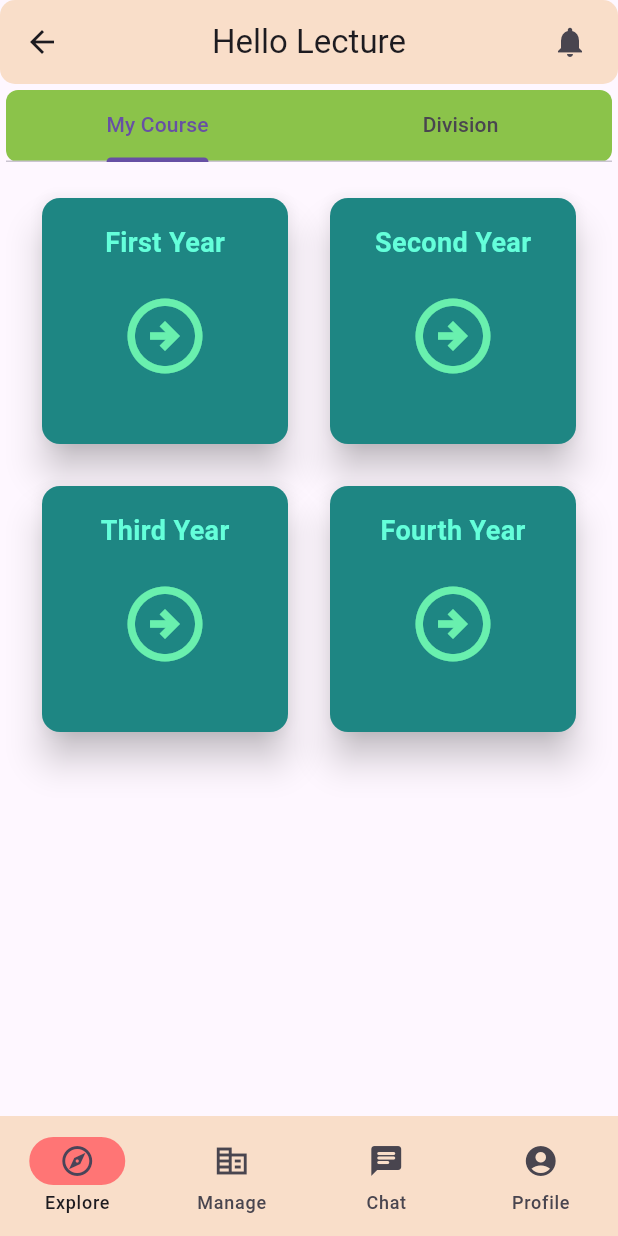
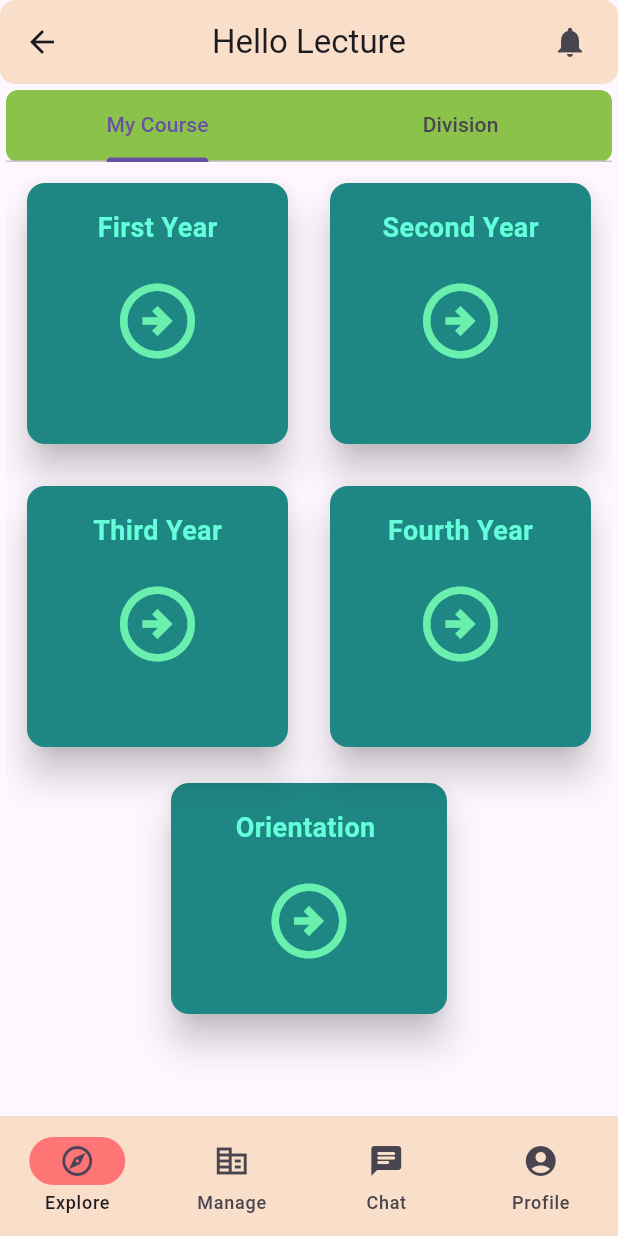
Before and after one commit to 13-Magicians/Class-Buddy, a Flutter app: the LecDash screen opened by its route, on a phone screen of 412 x 824 dp. Run offline on Flutter 3.47's test engine with Material 3 defaults, Android fonts, the phone set to English and light mode, and no system bars; our stand-ins replace cloud_firestore, device_preview, firebase_auth, firebase_core, flutter_markdown, get_storage and 2 more; missing offline and left inert: dart:html, simple_progress_indicators; accounts and stored records are empty; network calls fail.

Commit message:
fix update

```diff
--- a/lib/main.dart
+++ b/lib/main.dart
@@ -7,13 +7,9 @@ import 'package:classbuddy/screens/stu_dash.dart';
 import 'package:firebase_core/firebase_core.dart';
 import 'package:flutter/foundation.dart';
 import 'package:flutter/material.dart';
-
-// import 'dart:async';
 import 'package:device_preview/device_preview.dart';
 import 'package:get_storage/get_storage.dart';
-
 import 'firebase_options.dart';
-// import 'operations/mongodb.dart';
 
 const version = ('1.0.4.6');
 
@@ -22,7 +18,6 @@ Future<void> main() async {
   await Firebase.initializeApp(options: DefaultFirebaseOptions.currentPlatform);
   await GetStorage.init();
 
-  // await MongoDatabase.connect();
   runApp(
     // ClassBuddy(),
     DevicePreview(
--- a/lib/screens/lec_dash.dart
+++ b/lib/screens/lec_dash.dart
@@ -1,4 +1,5 @@
 import 'package:classbuddy/services/auth.dart';
+import 'package:flutter/cupertino.dart';
 import 'package:flutter/material.dart';
 import '../operations/lecture_course.dart';
 import 'lec_dash_component/chat_ai/chatwithai.dart';
@@ -20,7 +21,7 @@ class _LecDashState extends State<LecDash> {
     mangeCourse(),
     Explore_LD(),
     AIChat(),
-    lProfile(),
+    LecturerProfile(),
   ];
 
   // void _onItemTapped(int index) {
@@ -265,23 +266,82 @@ class MenuCardsMC extends StatefulWidget {
 class _MenuCardsMCState extends State<MenuCardsMC> {
   @override
   Widget build(BuildContext context) {
-    return GridView.count(
-      crossAxisCount: 2,
-      padding: EdgeInsets.all(20),
-      crossAxisSpacing: 20,
-      mainAxisSpacing: 20,
-      children: [
-        _buildCard('First Year', 1),
-        _buildCard('Second Year', 2),
-        _buildCard('Third Year', 3),
-        _buildCard('Fourth Year', 4),
-      ],
+    return Padding(
+      padding: const EdgeInsets.all(10.0),
+      child: CustomScrollView(
+        slivers: [
+          SliverGrid(
+            gridDelegate: SliverGridDelegateWithMaxCrossAxisExtent(
+              maxCrossAxisExtent: MediaQuery.of(context).size.width / 2, // Set the max width of a card to half the screen width
+              crossAxisSpacing: 20,
+              mainAxisSpacing: 20,
+              childAspectRatio: 1/1, // Adjust the aspect ratio of the cards as needed
+            ),
+            delegate: SliverChildListDelegate(
+              [
+                _buildCard('First Year', 1),
+                _buildCard('Second Year', 2),
+                _buildCard('Third Year', 3),
+                _buildCard('Fourth Year', 4),
+              ],
+            ),
+          ),
+          SliverToBoxAdapter(
+            child: _orientationCard('Orientation ', 0),
+          ),
+        ],
+      ),
     );
   }
 
   Widget _buildCard(String year, int index) {
+    return Card(
+      elevation: 10,
+      surfaceTintColor: Colors.pink,
+      clipBehavior: Clip.hardEdge,
+      color: Colors.teal,
+      child: Column(
+        mainAxisAlignment: MainAxisAlignment.start,
+        children: [
+          SizedBox(
+            height: 60,
+            child: Center(
+              child: Text(
+                year,
+                style: TextStyle(
+                  fontSize: 18,
+                  fontWeight: FontWeight.bold,
+                  color: Colors.tealAccent,
+                ),
+              ),
+            ),
+          ),
+          Padding(
+            padding: EdgeInsets.all(2),
+            child: InkWell(
+              splashColor: Colors.blue.withAlpha(30),
+              onTap: () {
+                widget.onCardPressed(index); // Call the callback function
+                print(index);
+              },
+              borderRadius: BorderRadius.circular(25),
+              child: Icon(
+                Icons.arrow_circle_right_outlined,
+                size: 60,
+                color: Colors.greenAccent,
+              ),
+            ),
+          ),
+        ],
+      ),
+    );
+  }
+
+  Widget _orientationCard(String year, int index,) {
     return Container(
+      padding: EdgeInsets.symmetric(horizontal: 80),
       child: Card(
+        margin: EdgeInsets.all(20),
         elevation: 10,
         surfaceTintColor: Colors.pink,
         clipBehavior: Clip.hardEdge,
@@ -318,11 +378,13 @@ class _MenuCardsMCState extends State<MenuCardsMC> {
                 ),
               ),
             ),
+            SizedBox(height: 30,)
           ],
         ),
       ),
     );
   }
+
 }
 
 ///////////////////////////////////// End of Manage Section ////////////////////
--- a/pubspec.yaml
+++ b/pubspec.yaml
@@ -16,7 +16,7 @@ publish_to: 'none' # Remove this line if you wish to publish to pub.dev
 # https://developer.apple.com/library/archive/documentation/General/Reference/InfoPlistKeyReference/Articles/CoreFoundationKeys.html
 # In Windows, build-name is used as the major, minor, and patch parts
 # of the product and file versions while build-number is used as the build suffix.
-version: 1.2.349
+version: 1.2.430
 
 environment:
   sdk: '>=3.1.5 <4.0.0'
@@ -45,6 +45,7 @@ dependencies:
   get_storage: ^2.1.1
   google_generative_ai: ^0.2.2
   flutter_markdown: ^0.6.22
+
 
 
 
```
Also changed, not shown: lib/operations/lecture_course.dart (+11 -10 lines), lib/screens/lec_dash_component/chat_ai/chatwithai.dart (+14 -14 lines), lib/screens/lec_dash_component/manage_mycourse/firstyear.dart (+87 -8 lines), lib/screens/lec_dash_component/profile_rawdata/profiledata.dart (+18 -19 lines), lib/services/auth.dart (+18 -0 lines), lib/services/fireCourseData.dart (+15 -3 lines), pubspec.lock.
